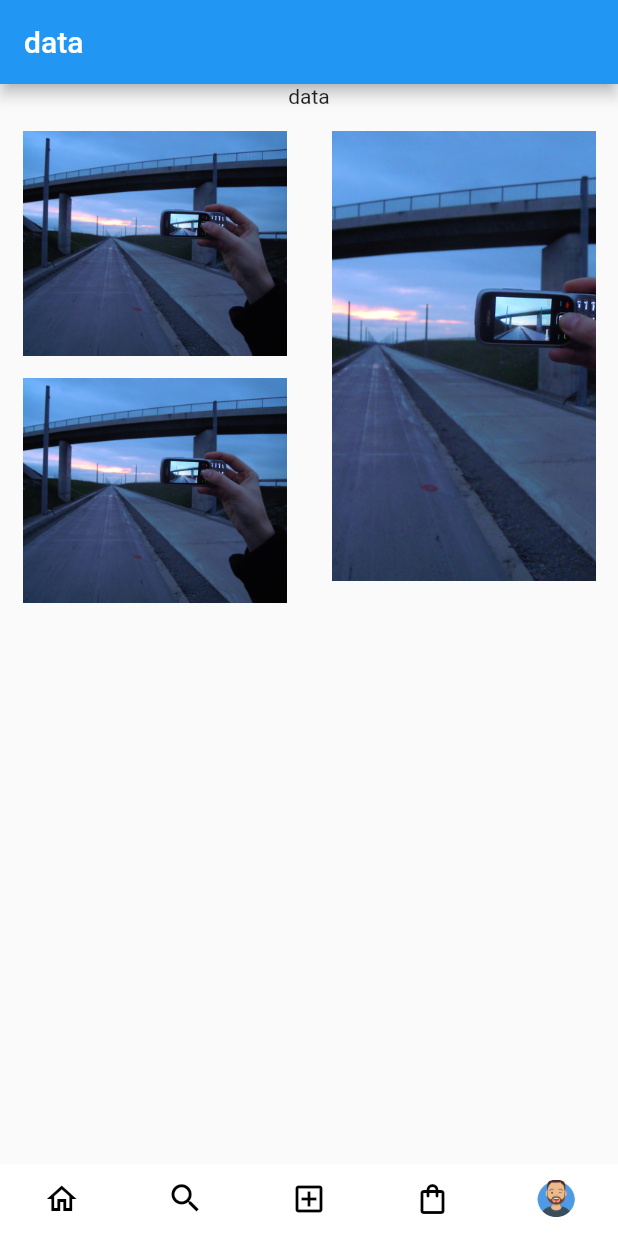
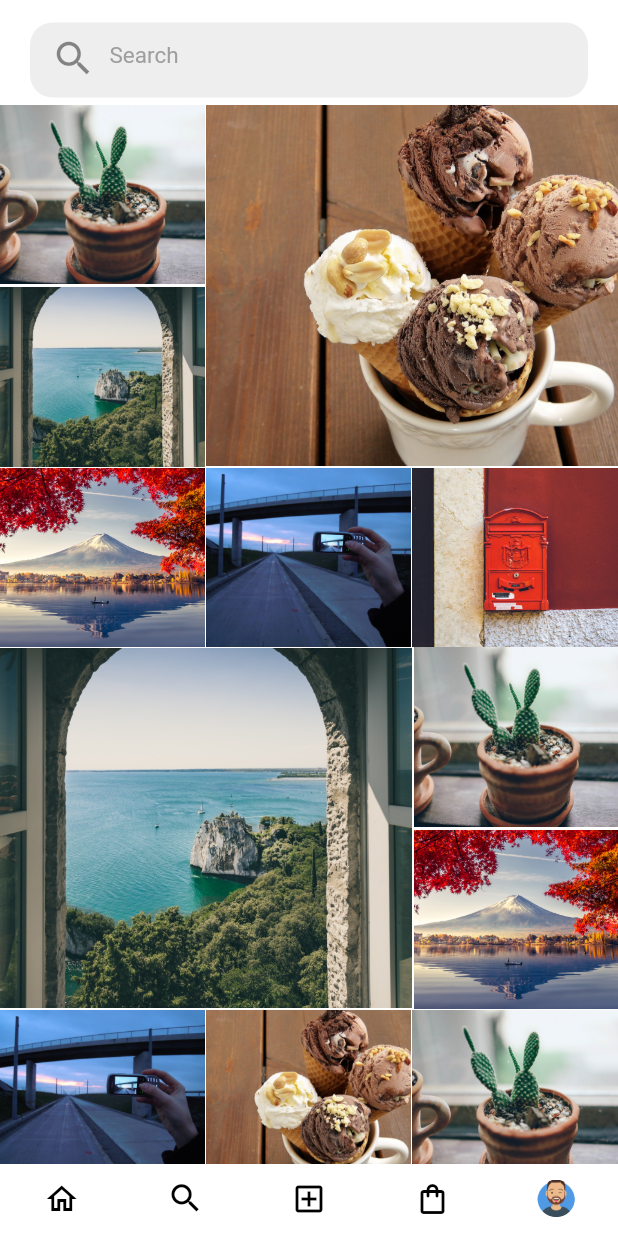
Before and after one commit to ShariyarAbeer/instagram_clone, a Flutter app: the screen it shows after launch, item 2 of the bottom bar chosen, on a phone screen of 412 x 824 dp. Run offline on Flutter 3.47's test engine with Material 2 defaults, Android fonts, the phone set to English and light mode, and no system bars.

Commit message:
search update

```diff
--- a/lib/search.dart
+++ b/lib/search.dart
@@ -10,15 +10,47 @@ class Search extends StatefulWidget {
 class _SearchState extends State<Search> {
   @override
   Widget build(BuildContext context) {
-    return Scaffold(
-      appBar: AppBar(
-        title: Text("data"),
-      ),
+    return SafeArea(
+      child: Scaffold(
+        backgroundColor: Colors.white,
         body: ListView(
           children: [
+            Padding(
+              padding:
+                  const EdgeInsets.only(left: 15.0, right: 15.0, top: 10.0),
+              child: Container(
+                margin: EdgeInsets.all(5.0),
+                height: 50.0,
+                width: MediaQuery.of(context).size.width,
+                decoration: BoxDecoration(
+                    borderRadius: BorderRadius.circular(15.0),
+                    color: Colors.grey[200]),
+                child: Padding(
+                  padding: const EdgeInsets.only(
+                      right: 5.0, left: 5.0, top: 0.0, bottom: 0.0),
+                  child: TextField(
+                    decoration: InputDecoration(
+                      prefixIcon: Icon(
+                        Icons.search,
+                        size: 30.0,
+                      ),
+                      focusedBorder: OutlineInputBorder(
+                        borderSide: BorderSide.none,
+                      ),
+                      enabledBorder: UnderlineInputBorder(
+                          borderRadius: BorderRadius.circular(15.0),
+                          borderSide: BorderSide.none),
+                      hintText: "Search",
+                      hintStyle: TextStyle(fontSize: 15.0, color: Colors.grey),
+                    ),
+                  ),
+                ),
+                //   ],
+                // ),
+              ),
+            ),
             Column(
               children: [
-              Text("data"),
                 _longImage(),
                 // GridView.count(
                 //   crossAxisCount: 3,
@@ -35,22 +67,79 @@ class _SearchState extends State<Search> {
             )
           ],
         ),
+      ),
     );
   }
 
   Widget _longImage() {
-    return Container(
-      padding: EdgeInsets.only(top: 15.0),
-      height: 400.0,
-      width: MediaQuery.of(context).size.width,
-      child: Row(
+    return Column(
+      children: [
+        Row(
           children: [
             Column(
               children: [
                 Container(
-                margin: EdgeInsets.only(left: 15.0, right: 15.0, bottom: 15.0),
-                height: 150.0,
-                width: MediaQuery.of(context).size.width / 2 - 30,
+                  margin: EdgeInsets.only(right: 1.0, bottom: 2.0),
+                  height: 119.5,
+                  width: MediaQuery.of(context).size.width / 3 - 1,
+                  decoration: BoxDecoration(
+                    image: DecorationImage(
+                        image: AssetImage(
+                          "assets/image/cactus.jpeg",
+                        ),
+                        fit: BoxFit.cover),
+                  ),
+                ),
+                Container(
+                  margin: EdgeInsets.only(right: 1.0),
+                  height: 119.5,
+                  width: MediaQuery.of(context).size.width / 3 - 1,
+                  decoration: BoxDecoration(
+                    image: DecorationImage(
+                        image: AssetImage(
+                          "assets/image/window.jpeg",
+                        ),
+                        fit: BoxFit.cover),
+                  ),
+                )
+              ],
+            ),
+            Column(
+              children: [
+                Container(
+                  height: 240.5,
+                  width: MediaQuery.of(context).size.width -
+                      MediaQuery.of(context).size.width / 3,
+                  decoration: BoxDecoration(
+                    image: DecorationImage(
+                        image: AssetImage(
+                          "assets/image/cone.jpeg",
+                        ),
+                        fit: BoxFit.cover),
+                  ),
+                ),
+              ],
+            ),
+          ],
+        ),
+        Row(
+          children: [
+            Container(
+              margin: EdgeInsets.only(right: 1.0, top: 1.0),
+              height: 119.5,
+              width: MediaQuery.of(context).size.width / 3 - 1,
+              decoration: BoxDecoration(
+                image: DecorationImage(
+                    image: AssetImage(
+                      "assets/image/image3.jpg",
+                    ),
+                    fit: BoxFit.cover),
+              ),
+            ),
+            Container(
+              margin: EdgeInsets.only(right: 1.0, top: 1.0),
+              height: 119.5,
+              width: MediaQuery.of(context).size.width / 3 - 1,
               decoration: BoxDecoration(
                 image: DecorationImage(
                     image: AssetImage(
@@ -60,25 +149,73 @@ class _SearchState extends State<Search> {
               ),
             ),
             Container(
-                margin: EdgeInsets.only(left: 15.0, right: 15.0),
-                height: 150.0,
-                width: MediaQuery.of(context).size.width / 2 - 30,
+              margin: EdgeInsets.only(top: 1.0),
+              height: 119.5,
+              width: MediaQuery.of(context).size.width / 3,
               decoration: BoxDecoration(
                 image: DecorationImage(
                     image: AssetImage(
-                        "assets/image/image4.png",
+                      "assets/image/letter.jpeg",
+                    ),
+                    fit: BoxFit.cover),
+              ),
+            ),
+          ],
+        ),
+        Row(
+          children: [
+            Column(
+              children: [
+                Container(
+                  height: 240.5,
+                  width: MediaQuery.of(context).size.width -
+                      MediaQuery.of(context).size.width / 3,
+                  decoration: BoxDecoration(
+                    image: DecorationImage(
+                        image: AssetImage(
+                          "assets/image/window.jpeg",
+                        ),
+                        fit: BoxFit.cover),
+                  ),
+                ),
+              ],
+            ),
+            Column(
+              children: [
+                Container(
+                  margin: EdgeInsets.only(left: 1.0, bottom: 2.0),
+                  height: 119.5,
+                  width: MediaQuery.of(context).size.width / 3 - 1,
+                  decoration: BoxDecoration(
+                    image: DecorationImage(
+                        image: AssetImage(
+                          "assets/image/cactus.jpeg",
+                        ),
+                        fit: BoxFit.cover),
+                  ),
+                ),
+                Container(
+                  margin: EdgeInsets.only(left: 1.0),
+                  height: 119.5,
+                  width: MediaQuery.of(context).size.width / 3 - 1,
+                  decoration: BoxDecoration(
+                    image: DecorationImage(
+                        image: AssetImage(
+                          "assets/image/image3.jpg",
                         ),
                         fit: BoxFit.cover),
                   ),
                 )
               ],
             ),
-          Column(
+          ],
+        ),
+        Row(
           children: [
             Container(
-                margin: EdgeInsets.only(left: 15.0, right: 15.0),
-                height: 300.0,
-                width: MediaQuery.of(context).size.width / 2 - 30,
+              margin: EdgeInsets.only(right: 1.0, top: 1.0),
+              height: 119.5,
+              width: MediaQuery.of(context).size.width / 3 - 1,
               decoration: BoxDecoration(
                 image: DecorationImage(
                     image: AssetImage(
@@ -87,14 +224,36 @@ class _SearchState extends State<Search> {
                     fit: BoxFit.cover),
               ),
             ),
-            ],
-          )
+            Container(
+              margin: EdgeInsets.only(right: 1.0, top: 1.0),
+              height: 119.5,
+              width: MediaQuery.of(context).size.width / 3 - 1,
+              decoration: BoxDecoration(
+                image: DecorationImage(
+                    image: AssetImage(
+                      "assets/image/cone.jpeg",
+                    ),
+                    fit: BoxFit.cover),
+              ),
+            ),
+            Container(
+              margin: EdgeInsets.only(top: 1.0),
+              height: 119.5,
+              width: MediaQuery.of(context).size.width / 3,
+              decoration: BoxDecoration(
+                image: DecorationImage(
+                    image: AssetImage(
+                      "assets/image/cactus.jpeg",
+                    ),
+                    fit: BoxFit.cover),
+              ),
+            ),
           ],
         ),
+      ],
     );
   }
 
-// "assets/image/cone.jpeg",
   Widget _shrtImage() {
     return Container(
       height: 200.0,
```
Lines whose indentation alone changed are shown as unchanged.
